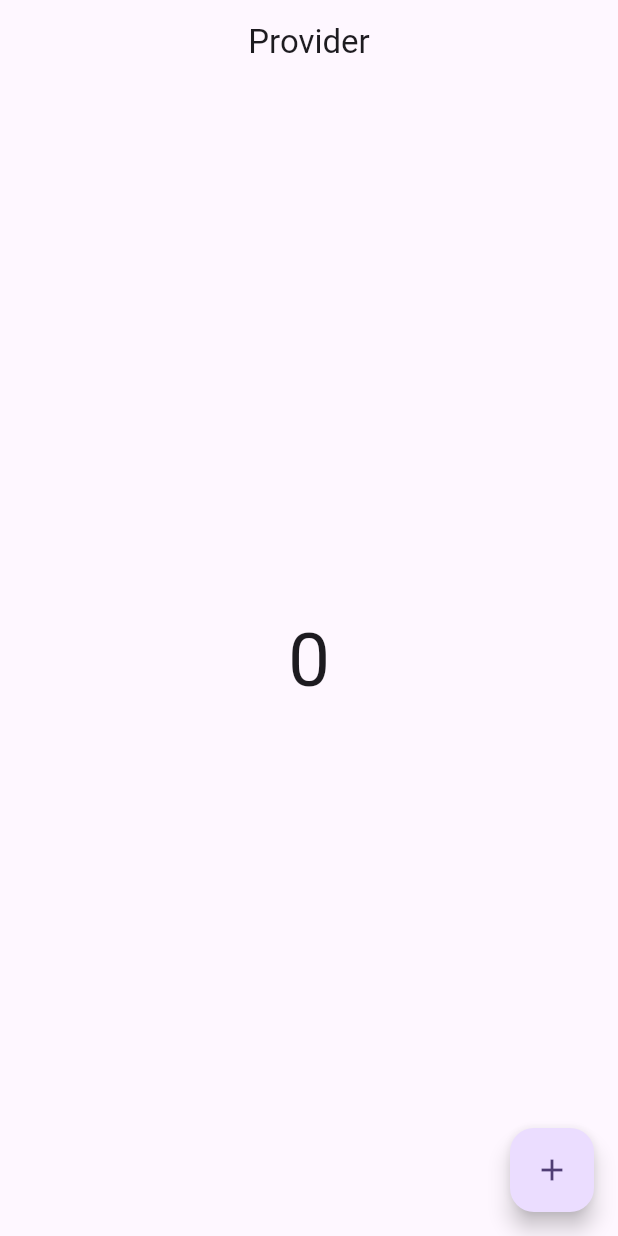
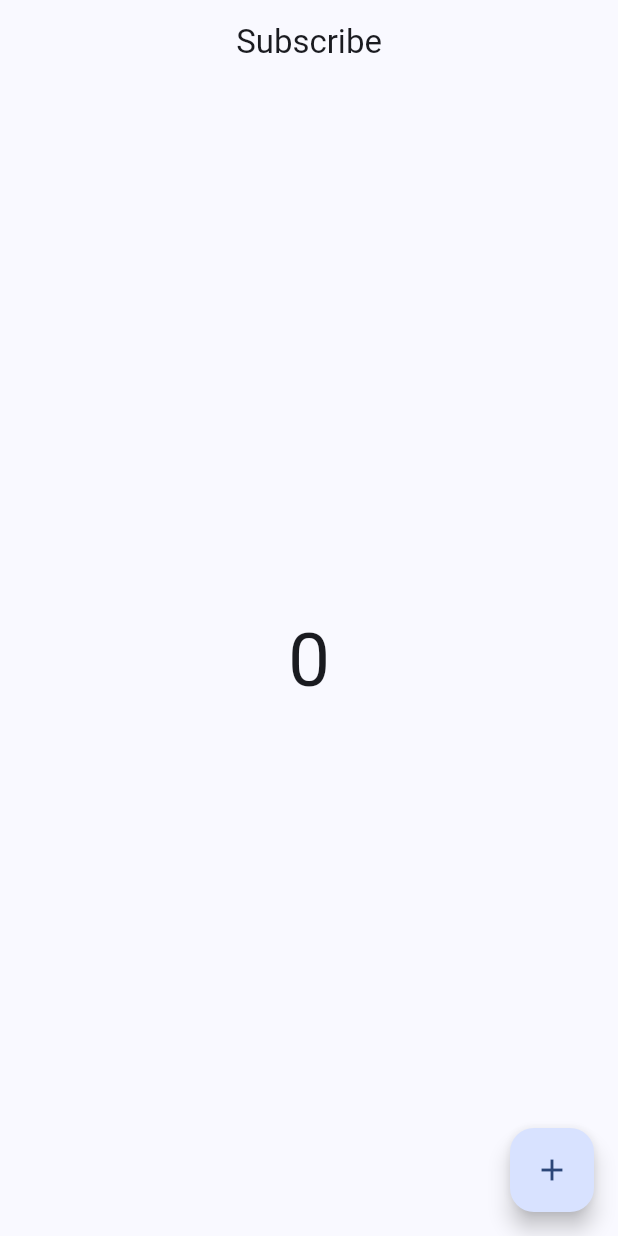
Before and after one commit to shahadat-coder/Provider-State-Management, a Flutter app: the screen it shows after launch, on a phone screen of 412 x 824 dp. Run offline on Flutter 3.47's test engine with Material 3 defaults, Android fonts, the phone set to English and light mode, and no system bars.

Commit message:
Stateful widget. Provider State Management

```diff
--- a/lib/main.dart
+++ b/lib/main.dart
@@ -1,6 +1,6 @@
 import 'package:flutter/material.dart';
+import 'package:provider_state_management/screens/stateful_widget_screen.dart';
 
-import 'screens/home.dart';
 
 void main() {
   runApp(const MyApp());
@@ -16,11 +16,10 @@ class MyApp extends StatelessWidget {
       debugShowCheckedModeBanner: false,
       title: 'Flutter Demo',
       theme: ThemeData(
-
-        colorScheme: ColorScheme.fromSeed(seedColor: Colors.deepPurple),
+        colorScheme: ColorScheme.fromSeed(seedColor: Colors.blueAccent),
         useMaterial3: true,
       ),
-      home:  MyHomePage(),
+      home:  const StateFulWidgetScreen(),
     );
   }
 }
--- /dev/null
+++ b/lib/screens/stateful_widget_screen.dart
@@ -0,0 +1,40 @@
+import 'package:flutter/material.dart';
+
+class StateFulWidgetScreen extends StatefulWidget {
+  const StateFulWidgetScreen({super.key});
+
+  @override
+  State<StateFulWidgetScreen> createState() => _StatefulWidgetState();
+}
+
+class _StatefulWidgetState extends State<StateFulWidgetScreen> {
+
+  int count = 0;
+
+  @override
+  Widget build(BuildContext context) {
+    print('build');
+    return Scaffold(
+      appBar: AppBar(
+        title: const Text('Subscribe'),
+        centerTitle: true,
+      ),
+      body: Column(
+        mainAxisAlignment: MainAxisAlignment.center,
+        children: [
+          Container(
+            child: Center(child: Text(count.toString(), style: const TextStyle(fontSize: 50),)),
+          )
+        ],
+      ),
+      floatingActionButton: FloatingActionButton(
+        onPressed: (){
+          count++;
+          print(count++);
+          setState(() {});
+        },
+        child: const Icon(Icons.add),
+      ),
+    );
+  }
+}
```
